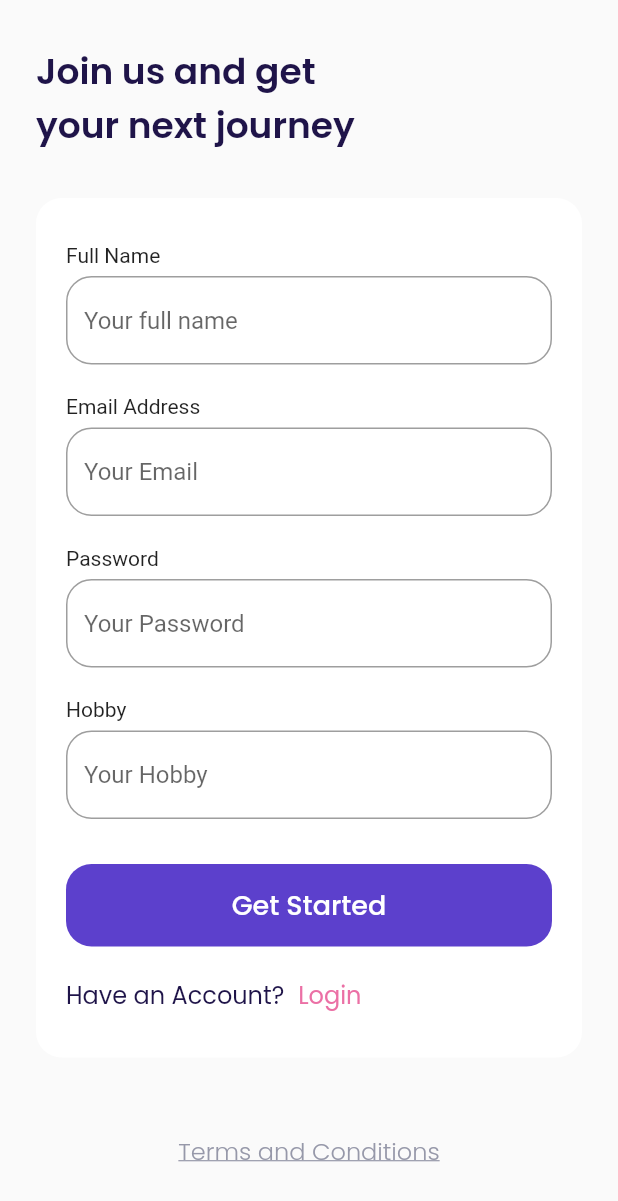
After one commit to Madeean/MadeeWat, a Flutter app: the SignUpPage screen opened by its route, on a phone screen of 412 x 824 dp. The commit adds this screen. Shown: the top 1201 px of the screen. Run offline on Flutter 3.47's test engine with Material 2 defaults, Android fonts, the light colour scheme and no system bars; our stand-ins replace google_fonts.

Commit message:
login register page

```diff
--- a/lib/main.dart
+++ b/lib/main.dart
@@ -1,5 +1,8 @@
 import 'package:flutter/material.dart';
+import 'package:madee_wat/ui/pages/bonus_page.dart';
 import 'package:madee_wat/ui/pages/get_started_page.dart';
+import 'package:madee_wat/ui/pages/sign_in_page.dart';
+import 'package:madee_wat/ui/pages/sign_up_page.dart';
 
 import 'ui/pages/splash_page.dart';
 
@@ -22,6 +25,9 @@ class _MyAppState extends State<MyApp> {
       routes: {
         '/': (context) => SplashPage(),
         '/get-started': (context) => GetStartedPage(),
+        '/sign-in': (context) => SignInPage(),
+        '/sign-up': (context) => SignUpPage(),
+        '/bonus': (context) => BonusPage(),
       },
     );
   }
--- a/lib/ui/pages/get_started_page.dart
+++ b/lib/ui/pages/get_started_page.dart
@@ -57,7 +57,8 @@ class _GetStartedPageState extends State<GetStartedPage> {
                         ),
                       ),
                     ),
-                    onPressed: () => print('tapped'),
+                    onPressed: () => Navigator.pushNamedAndRemoveUntil(
+                        context, '/sign-in', (route) => false),
                     child: Text(
                       'Get Started',
                       style: whiteTextStyle.copyWith(
--- /dev/null
+++ b/lib/ui/pages/sign_up_page.dart
@@ -0,0 +1,267 @@
+import 'package:flutter/material.dart';
+import 'package:madee_wat/shared/theme.dart';
+
+class SignUpPage extends StatefulWidget {
+  const SignUpPage({Key? key}) : super(key: key);
+
+  @override
+  State<SignUpPage> createState() => _SignUpPageState();
+}
+
+class _SignUpPageState extends State<SignUpPage> {
+  Container title() {
+    return Container(
+      padding: EdgeInsets.only(
+        top: 30,
+      ),
+      child: Text(
+        'Join us and get\nyour next journey',
+        style: blackTextStyle.copyWith(
+          fontSize: 24,
+          fontWeight: semiBold,
+        ),
+      ),
+    );
+  }
+
+  Container inputSection() {
+    return Container(
+      margin: EdgeInsets.only(
+        top: 30,
+      ),
+      padding: EdgeInsets.symmetric(horizontal: 20, vertical: 30),
+      decoration: BoxDecoration(
+        color: kWhiteColor,
+        borderRadius: BorderRadius.circular(
+          defaultRadius,
+        ),
+      ),
+      child: Column(
+        children: [
+          nameInput(),
+          emailInput(),
+          passwordInput(),
+          HobbyInput(),
+          getStartedButton(),
+          login(),
+        ],
+      ),
+    );
+  }
+
+  Widget login() {
+    return Container(
+      child: Row(
+        children: [
+          Text(
+            'Have an Account? ',
+            style: blackTextStyle.copyWith(fontSize: 16),
+          ),
+          SizedBox(
+            width: 5,
+          ),
+          GestureDetector(
+            onTap: () => Navigator.pushNamed(context, '/sign-in'),
+            child: Text(
+              'Login',
+              style: redTextStyle.copyWith(fontSize: 16),
+            ),
+          ),
+        ],
+      ),
+    );
+  }
+
+  Widget nameInput() {
+    return Container(
+      margin: EdgeInsets.only(bottom: 20),
+      child: Column(
+        crossAxisAlignment: CrossAxisAlignment.start,
+        children: [
+          Text(
+            'Full Name',
+          ),
+          SizedBox(
+            height: 6,
+          ),
+          TextFormField(
+            cursorColor: kBlackColor,
+            decoration: InputDecoration(
+              hintText: "Your full name",
+              border: OutlineInputBorder(
+                borderRadius: BorderRadius.circular(
+                  defaultRadius,
+                ),
+              ),
+              focusedBorder: OutlineInputBorder(
+                borderRadius: BorderRadius.circular(defaultRadius),
+                borderSide: BorderSide(color: kPrimaryColor),
+              ),
+            ),
+          ),
+        ],
+      ),
+    );
+  }
+
+  Widget emailInput() {
+    return Container(
+      margin: EdgeInsets.only(bottom: 20),
+      child: Column(
+        crossAxisAlignment: CrossAxisAlignment.start,
+        children: [
+          Text(
+            'Email Address',
+          ),
+          SizedBox(
+            height: 6,
+          ),
+          TextFormField(
+            cursorColor: kBlackColor,
+            decoration: InputDecoration(
+              hintText: "Your Email",
+              border: OutlineInputBorder(
+                borderRadius: BorderRadius.circular(
+                  defaultRadius,
+                ),
+              ),
+              focusedBorder: OutlineInputBorder(
+                borderRadius: BorderRadius.circular(defaultRadius),
+                borderSide: BorderSide(color: kPrimaryColor),
+              ),
+            ),
+          ),
+        ],
+      ),
+    );
+  }
+
+  Widget HobbyInput() {
+    return Container(
+      margin: EdgeInsets.only(bottom: 30),
+      child: Column(
+        crossAxisAlignment: CrossAxisAlignment.start,
+        children: [
+          Text(
+            'Hobby',
+          ),
+          SizedBox(
+            height: 6,
+          ),
+          TextFormField(
+            cursorColor: kBlackColor,
+            decoration: InputDecoration(
+              hintText: "Your Hobby",
+              border: OutlineInputBorder(
+                borderRadius: BorderRadius.circular(
+                  defaultRadius,
+                ),
+              ),
+              focusedBorder: OutlineInputBorder(
+                borderRadius: BorderRadius.circular(defaultRadius),
+                borderSide: BorderSide(color: kPrimaryColor),
+              ),
+            ),
+          ),
+        ],
+      ),
+    );
+  }
+
+  Widget passwordInput() {
+    return Container(
+      margin: EdgeInsets.only(bottom: 20),
+      child: Column(
+        crossAxisAlignment: CrossAxisAlignment.start,
+        children: [
+          Text(
+            'Password',
+          ),
+          SizedBox(
+            height: 6,
+          ),
+          TextFormField(
+            obscureText: true,
+            cursorColor: kBlackColor,
+            decoration: InputDecoration(
+              hintText: "Your Password",
+              border: OutlineInputBorder(
+                borderRadius: BorderRadius.circular(
+                  defaultRadius,
+                ),
+              ),
+              focusedBorder: OutlineInputBorder(
+                borderRadius: BorderRadius.circular(defaultRadius),
+                borderSide: BorderSide(color: kPrimaryColor),
+              ),
+            ),
+          ),
+        ],
+      ),
+    );
+  }
+
+  Widget getStartedButton() {
+    return Container(
+      margin: EdgeInsets.only(bottom: 20),
+      width: double.infinity,
+      height: 55,
+      child: TextButton(
+        style: TextButton.styleFrom(
+          backgroundColor: kPrimaryColor,
+          shape: RoundedRectangleBorder(
+            borderRadius: BorderRadius.circular(
+              defaultRadius,
+            ),
+          ),
+        ),
+        onPressed: () => Navigator.pushNamedAndRemoveUntil(
+            context, '/bonus', (route) => false),
+        child: Text(
+          'Get Started',
+          style: whiteTextStyle.copyWith(
+            fontSize: 18,
+            fontWeight: medium,
+          ),
+        ),
+      ),
+    );
+  }
+
+  Widget terms() {
+    return GestureDetector(
+      onTap: () => print("terms"),
+      child: Container(
+        alignment: Alignment.center,
+        margin: EdgeInsets.only(top: 50, bottom: 73),
+        child: Text(
+          'Terms and Conditions',
+          style: greyTextStyle.copyWith(
+            fontSize: 16,
+            fontWeight: light,
+            decoration: TextDecoration.underline,
+          ),
+        ),
+      ),
+    );
+  }
+
+  @override
+  Widget build(BuildContext context) {
+    return Scaffold(
+      backgroundColor: kBackgroundColor,
+      body: SafeArea(
+        child: ListView(
+          padding: EdgeInsets.symmetric(
+            horizontal: defaultMargin,
+          ),
+          children: [
+            title(),
+            inputSection(),
+            terms(),
+          ],
+        ),
+      ),
+    );
+  }
+}
```
Also changed, not shown: lib/ui/pages/bonus_page.dart (added, +157 -0 lines), lib/ui/pages/sign_in_page.dart (added, +266 -0 lines).
